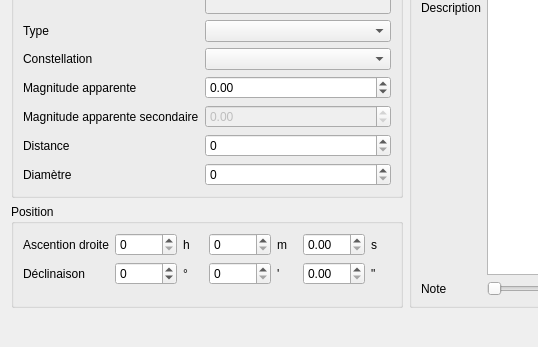
First picture: the form in objectform.ui, repository Paracetamol56/Observeur2, before the edit; both pictures show x 0 to 538 and y 162 to 509 of the 811 by 509 pixel window.
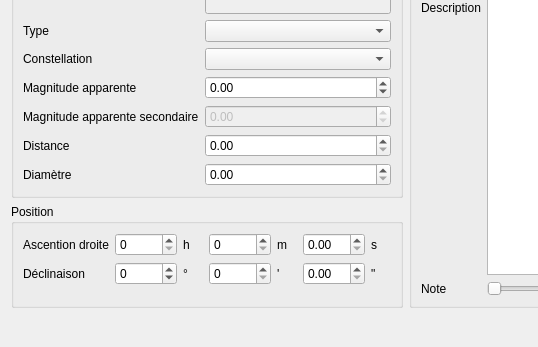
Second picture: the form after the edit.

Commit message: insert query & start all objects button

Patch:
```diff
--- a/objectform.ui
+++ b/objectform.ui
@@ -158,7 +158,7 @@
           <item row="9" column="1">
            <widget class="QDoubleSpinBox" name="DistanceDoubleSpinBox">
             <property name="decimals">
-             <number>0</number>
+             <number>2</number>
             </property>
             <property name="maximum">
              <double>1000000.000000000000000</double>
@@ -178,7 +178,7 @@
           <item row="10" column="1">
            <widget class="QDoubleSpinBox" name="DiametreDoubleSpinBox">
             <property name="decimals">
-             <number>0</number>
+             <number>2</number>
             </property>
             <property name="maximum">
              <double>1000000.000000000000000</double>
```
The commit also changes 6 other files.
